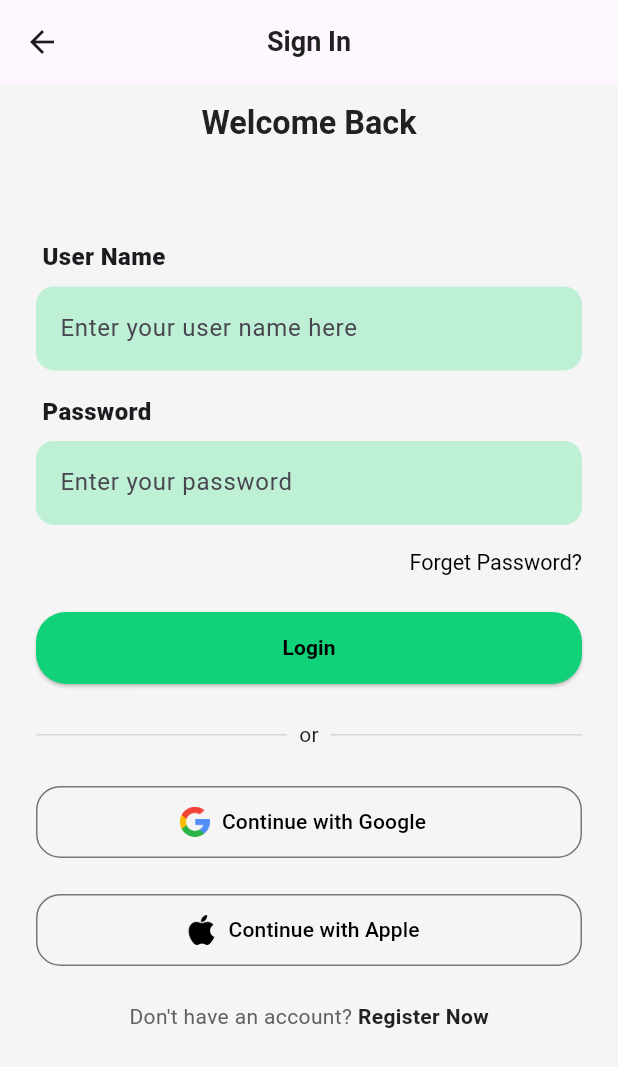
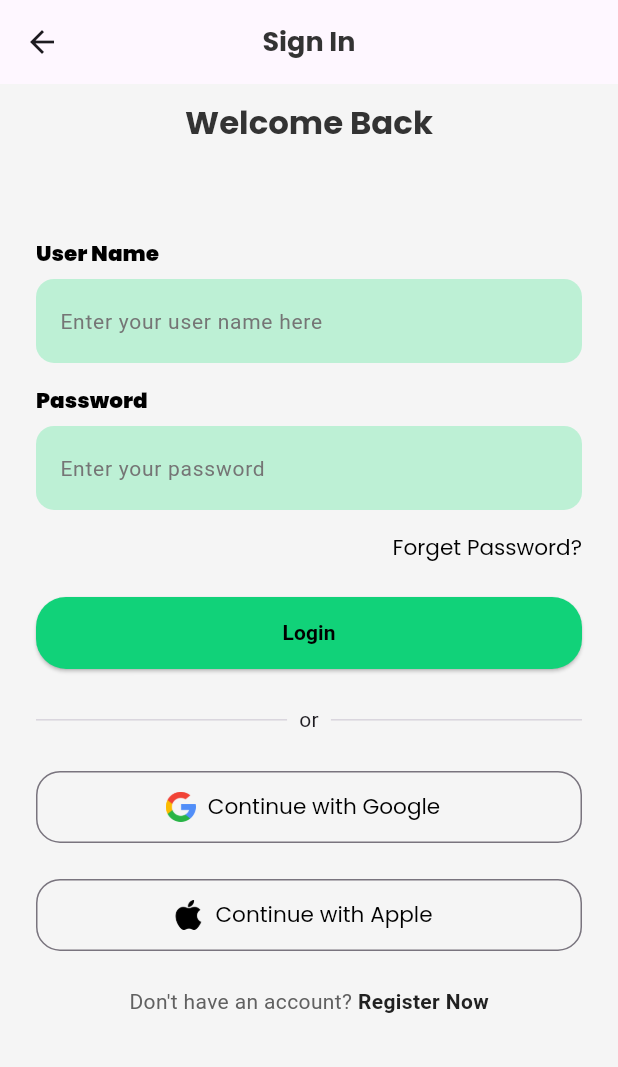
Before and after one commit to emon2002926/ai_powered_self_guided_toure_app, a Flutter app: the LoginScreen screen opened directly, on a phone screen of 412 x 824 dp. Shown: the top 1067 px of the screen. Run offline on Flutter 3.47's test engine with Material 3 defaults, Android fonts, the light colour scheme and no system bars; our stand-ins replace get; Roboto replaces fonts that are missing (Montserrat); project files that could hold a hidden picture were left out.

Commit message:
login page design implemented

```diff
--- a/lib/constant/app_colors.dart
+++ b/lib/constant/app_colors.dart
@@ -85,4 +85,14 @@ class AppColors {
   final Color white700 = const Color(0xffa9a9a9);
   final Color white800 = const Color(0xff838383);
   final Color white900 = const Color(0xff646464);
+
+////////////////title color
+  final Color titleTextColor = const Color(0xFF333333);
+
+
+  ////////////////Auth Screen Color
+  final Color welcomeTextColor = const Color(0xFF333333);
+  final Color hintTextColor = const Color(0xFF000000);
+  final Color labelTextColor = const Color(0xFF000000);
+
 }
--- a/lib/constant/app_constant.dart
+++ b/lib/constant/app_constant.dart
@@ -5,4 +5,6 @@ class AppConstant {
 
   // final String appLogo = "assets/logo/app_logo_with_name.png";
   final String font = "Montserrat";
+  final String playfair = "PlayfairDisplay";
+  final String poppins = "Poppins";
 }
--- a/lib/main_entry_app.dart
+++ b/lib/main_entry_app.dart
@@ -1,3 +1,4 @@
+import 'package:ai_powered_self_guided_toure_app/routes/app_routes_file.dart';
 import 'package:ai_powered_self_guided_toure_app/screens/welcome_screen/welcome_screen.dart';
 import 'package:flutter/material.dart';
 import 'package:get/get_navigation/src/root/get_material_app.dart';
@@ -9,6 +10,7 @@ class MainEntryApp extends StatelessWidget {
     return  GetMaterialApp(
       debugShowCheckedModeBanner: false,
       home: WelcomeScreen(),
+      getPages:appRootRoutesFile,
     );
   }
 }
--- a/lib/routes/app_routes.dart
+++ b/lib/routes/app_routes.dart
@@ -1,15 +1,12 @@
 class AppRoutes{
-  AppRoutes._AppRoutes();
-  static final _instance = AppRoutes._AppRoutes();
-  static AppRoutes get instance => _instance;
 
   /////////////  initial or splash screen
   static const String initial = '/';
   static const String welcome = '/welcome';
 
   ///////////////// Auth related all screens
-  static const String loginRoute = '/login';
-  static const String registerRoute = '/register';
+  static const String login = '/login';
+  static const String register = '/register';
   static const String forgotPasswordRoute = '/forgotPassword';
   static const String verifyCodeRoute = '/verifyCode';
 
--- a/lib/routes/app_routes_file.dart
+++ b/lib/routes/app_routes_file.dart
@@ -1,7 +1,14 @@
 import 'package:ai_powered_self_guided_toure_app/screens/welcome_screen/welcome_screen.dart';
 import 'package:get/get_navigation/src/routes/get_route.dart';
-//
-// import 'app_routes.dart';
-// List<GetPage> appRootRoutesFile = <GetPage>[
-// /////////////////  splash screen start
-// GetPage(name: AppRoutes.instance.initial, binding: SplashScreenBinding(), page: () => const WelcomeScreen()),];
+import 'package:get/get_navigation/src/routes/transitions_type.dart';
+
+import '../screens/auth_all_screens/login_screen/login_screen.dart';
+import '../screens/auth_all_screens/sign_up_screen/sign_up_screen.dart';
+import 'app_routes.dart';
+
+List<GetPage> appRootRoutesFile = <GetPage>[
+  GetPage(name: AppRoutes.initial, page: () => const WelcomeScreen(), transition: Transition.rightToLeftWithFade, transitionDuration: const Duration(milliseconds: 250),),
+  GetPage(name: AppRoutes.login, page: () => const LoginScreen(), transition: Transition.rightToLeftWithFade, transitionDuration: const Duration(milliseconds: 250)),
+  GetPage(name: AppRoutes.register, page: () => const SignUpScreen(), transition: Transition.rightToLeftWithFade, transitionDuration: const Duration(milliseconds: 250)),
+
+];
--- /dev/null
+++ b/lib/screens/auth_all_screens/login_screen/controller/login_controller.dart
@@ -0,0 +1,4 @@
+import 'package:get/get.dart';
+class LoginController  extends GetxController{
+
+}
--- a/lib/screens/auth_all_screens/login_screen/login_screen.dart
+++ b/lib/screens/auth_all_screens/login_screen/login_screen.dart
@@ -1,10 +1,11 @@
 import 'package:ai_powered_self_guided_toure_app/constant/app_colors.dart';
 import 'package:ai_powered_self_guided_toure_app/constant/app_constant.dart';
+import 'package:ai_powered_self_guided_toure_app/routes/app_routes.dart';
 import 'package:ai_powered_self_guided_toure_app/widget/buttons/app_button.dart';
 import 'package:ai_powered_self_guided_toure_app/widget/text/app_text.dart';
 import 'package:ai_powered_self_guided_toure_app/widget/text/text_field/AppTextFiled.dart';
 import 'package:flutter/material.dart';
-
+import 'package:get/get.dart';
 import '../../../constant/app_assert_image.dart';
 
 class LoginScreen extends StatelessWidget {
@@ -18,7 +19,7 @@ class LoginScreen extends StatelessWidget {
           centerTitle: true, // 👈 This centers the title
           title: AppText(
             data: "Sign In", // (corrected typo from "Sing In")
-            color: Colors.grey[900],
+            color: AppColors.instance.titleTextColor,
             fontSize: 20,
             fontWeight: FontWeight.bold,
           ),
@@ -29,22 +30,34 @@ class LoginScreen extends StatelessWidget {
           child: Column(
             mainAxisAlignment: MainAxisAlignment.start,
             children: [
-              SizedBox(height: 12,),
+              const SizedBox(height: 12,),
               AppText(
                 data: "Welcome Back",
-                color: Colors.grey[900],
+                color: AppColors.instance.welcomeTextColor,
                 fontSize: 24,
                 fontWeight: FontWeight.bold,
               ),
               SizedBox(
                 height:  MediaQuery.of(context).size.height*0.08,),
-              SizedBox( width: 374,
-                  child: const Text(" User Name",style: TextStyle(fontWeight: FontWeight.w900,fontSize: 16),)),
+              SizedBox( width: double.infinity,
+                 child: AppText(
+                   data: "User Name",
+                   fontWeight: FontWeight.w900,
+                   fontSize: 16,
+                   color: AppColors.instance.labelTextColor,
+
+                 )),
               const SizedBox(height: 8,),
               AppTextFiled(hintText: "Enter your user name here"),
               const SizedBox(height: 16),
-              SizedBox( width: 374,
-                  child: const Text(" Password",style: TextStyle(fontWeight: FontWeight.w900,fontSize: 16),)),
+              SizedBox( width: double.infinity,
+                  child: AppText(
+                    data: "Password",
+                    fontWeight: FontWeight.w900,
+                    fontSize: 16,
+                    color: AppColors.instance.labelTextColor,
+
+                  )),
               const SizedBox(height: 8,),
               AppTextFiled(hintText: "Enter your password", ),
               SizedBox(height: 16,),
@@ -96,7 +109,7 @@ class LoginScreen extends StatelessWidget {
                     height: 20,
                     child: Image.asset(AppAssertImage.instance.googleLogo),
                   ),
-                  label: const Text("Continue with Google",style: TextStyle(color: Colors.black),),
+                  label: AppText(color: Colors.black, data: "Continue with Google",),
                   style: OutlinedButton.styleFrom(
                     shape: RoundedRectangleBorder(
                       borderRadius: BorderRadius.circular(16),
@@ -117,10 +130,7 @@ class LoginScreen extends StatelessWidget {
                     height: 20,
                     child: Image.asset('assets/icons/apple_logo.png'),
                   ),
-                  label: const Text(
-                    "Continue with Apple",
-                    style: TextStyle(color: Colors.black),
-                  ),
+                  label: AppText(color: Colors.black, data: "Continue with Apple",),
                   style: OutlinedButton.styleFrom(
                     shape: RoundedRectangleBorder(
                       borderRadius: BorderRadius.circular(16),
@@ -139,7 +149,9 @@ class LoginScreen extends StatelessWidget {
                   ),
                   GestureDetector(
 
-                    // onTap: onRegisterTap,
+                    onTap: (){
+                      Get.toNamed(AppRoutes.register);
+                    },
                     child:  Text(
                       "Register Now",
                       style: TextStyle(
--- a/lib/screens/welcome_screen/welcome_screen.dart
+++ b/lib/screens/welcome_screen/welcome_screen.dart
@@ -4,6 +4,8 @@ import 'package:flutter/material.dart';
 import 'package:get/get.dart';
 
 import '../../constant/app_colors.dart';
+import '../../routes/app_routes.dart';
+import '../../routes/app_routes_file.dart';
 import '../auth_all_screens/login_screen/login_screen.dart';
 import 'controller/welcome_screen_controller.dart';
 
@@ -64,7 +66,7 @@ class _WelcomeScreenState extends State<WelcomeScreen> {
 
                   AppButton(buttonText: "Get Started",
                       onPressed: (){
-                        Get.to(() => LoginScreen());
+                        Get.toNamed(AppRoutes.login);
                       },textColor: Colors.black,),
                 ],
               ),
--- a/lib/widget/text/app_text.dart
+++ b/lib/widget/text/app_text.dart
@@ -46,7 +46,7 @@ class AppText extends StatelessWidget {
         fontSize: fontSize,
         color: color ?? AppColors.instance.textColor,
         fontWeight: fontWeight,
-        fontFamily: fontFamily ?? AppConstant.instance.font,
+        fontFamily: fontFamily ?? AppConstant.instance.poppins,
         decoration: decoration,
         decorationColor: decorationColor,
       ),
--- a/lib/widget/text/text_field/AppTextFiled.dart
+++ b/lib/widget/text/text_field/AppTextFiled.dart
@@ -5,8 +5,15 @@ import 'package:flutter/material.dart';
 class AppTextFiled extends StatelessWidget {
   final String hintText;
   final TextEditingController? passwordController;
-  final IconData? icon;
-  const AppTextFiled({super.key, required this.hintText, this.passwordController, this.icon});
+  final IconData? prefixIcon;
+  final IconData? suffixIcon;
+  final Color? hintColor;
+  const AppTextFiled({super.key,
+    required this.hintText,
+    this.passwordController,
+    this.prefixIcon,
+    this.suffixIcon,
+    this.hintColor});
 
   @override
   Widget build(BuildContext context) {
@@ -15,9 +22,14 @@ class AppTextFiled extends StatelessWidget {
       controller: passwordController,
       obscureText: true,
       decoration: InputDecoration(
-        prefixIcon: icon != null ? Icon(icon, size: 20) : null,
+        prefixIcon: prefixIcon != null ? Icon(prefixIcon, size: 20) : null,
+        suffixIcon: suffixIcon != null ? Icon(suffixIcon, size: 20) : null,
         hintText: hintText,
-        // prefixIcon: const Icon(Icons.lock_outline, size: 20),
+        hintStyle: TextStyle(
+          color: hintColor ?? Colors.grey[600], // 👈 Change this to any color you want
+          fontSize: 14,       // Optional: adjust the size
+          fontWeight: FontWeight.w400, // Optional: control the weight
+        ),
         filled: true,
         fillColor: AppColors.instance.textFilledColor,
         border: OutlineInputBorder(
```
Also changed, not shown: lib/screens/auth_all_screens/forgot_screen/forgot_screen.dart (+15 -0 lines), lib/screens/auth_all_screens/sign_up_screen/sign_up_screen.dart (added, +85 -0 lines).
